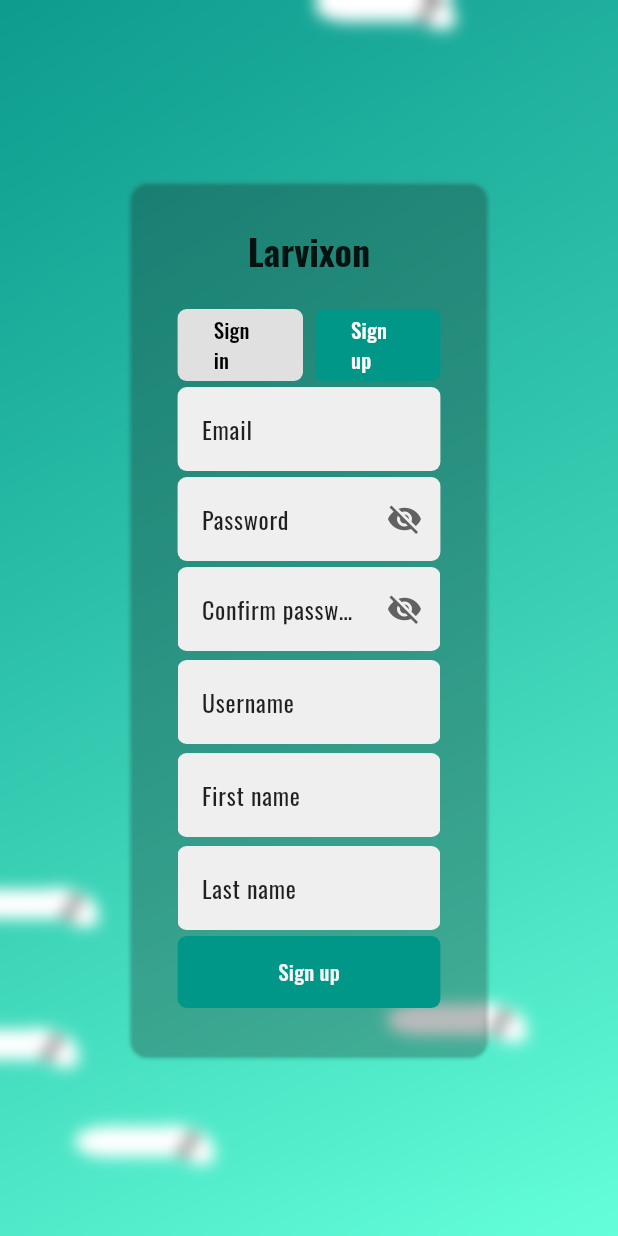
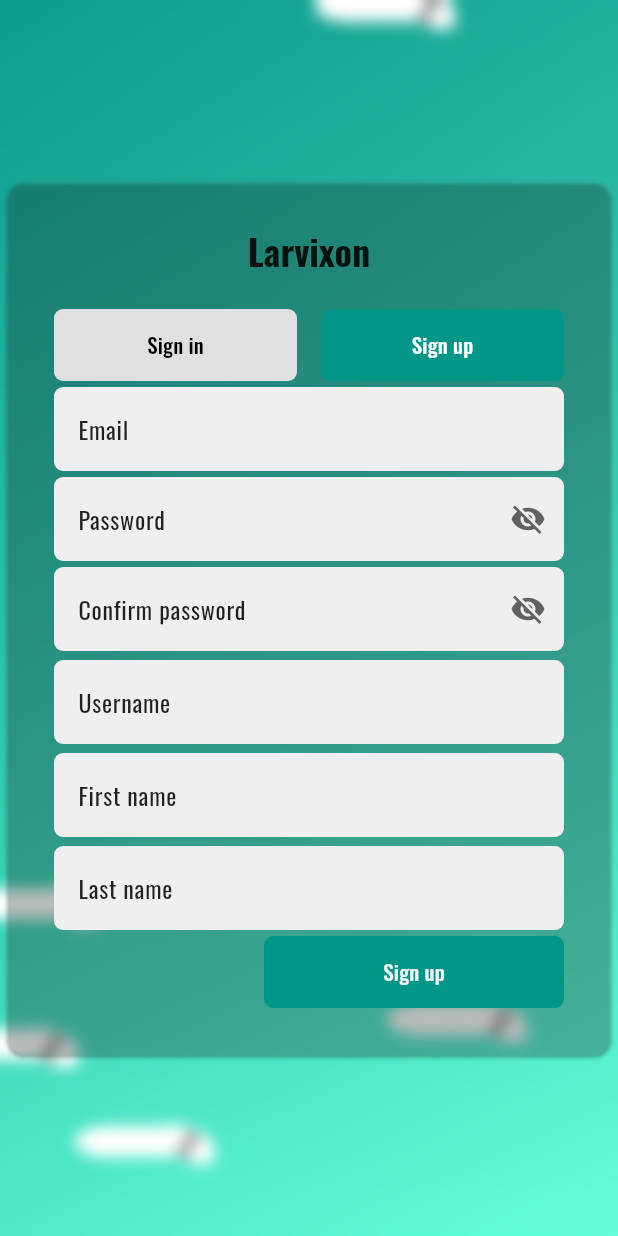
Before and after one commit to LarvixON-ZPI/larvixon-frontend, a Flutter app: the screen it shows after launch, after a tap on "Sign in", on a phone screen of 412 x 824 dp. Run offline on Flutter 3.47's test engine with Material 3 defaults, Android fonts, the phone set to English and light mode, and no system bars; our stand-ins replace bloc, dio, equatable, file_picker, flutter_bloc, flutter_secure_storage and 4 more.

Commit message:
refactor: Simplify state handling and layout adjustments in various components

```diff
--- a/lib/src/authentication/presentation/auth_form.dart
+++ b/lib/src/authentication/presentation/auth_form.dart
@@ -56,7 +56,6 @@ class _AuthFormState extends State<AuthForm>
       duration: const Duration(milliseconds: 800),
     );
 
-    // Scale pulse
     _scaleAnimation = Tween<double>(begin: 1.0, end: 1.2).animate(
       CurvedAnimation(parent: _logoController, curve: Curves.easeInOut),
     );
@@ -77,10 +76,10 @@ class _AuthFormState extends State<AuthForm>
             BlocListener<AuthBloc, AuthState>(
               listener: (context, state) {
                 if (state.status == AuthStatus.loading) {
-                  _logoController.repeat(reverse: true); // start animation
+                  _logoController.repeat(reverse: true);
                 } else {
-                  _logoController.stop(); // stop animation
-                  _logoController.value = 0.0; // reset scale/color
+                  _logoController.stop();
+                  _logoController.value = 0.0;
                 }
               },
               child: AnimatedBuilder(
@@ -101,6 +100,8 @@ class _AuthFormState extends State<AuthForm>
             ),
             const SizedBox(height: 16),
             Row(
+              mainAxisAlignment: MainAxisAlignment.spaceBetween,
+              spacing: 16,
               children: [
                 Expanded(
                   child: ElevatedButton(
@@ -122,7 +123,6 @@ class _AuthFormState extends State<AuthForm>
                     ),
                   ),
                 ),
-                const SizedBox(width: 8),
                 Expanded(
                   child: ElevatedButton(
                     onPressed: () {
@@ -252,13 +252,19 @@ class _AuthFormState extends State<AuthForm>
               ),
             ),
 
-            ElevatedButton(
+            Align(
+              alignment: Alignment.centerRight,
+              child: ConstrainedBox(
+                constraints: const BoxConstraints(maxWidth: 200),
+                child: ElevatedButton(
                   key: ValueKey(_formMode),
                   onPressed: _submitForm,
                   child: Text(
                     _formMode == AuthFormMode.signIn
                         ? context.translate.signIn
                         : context.translate.signUp,
+                  ),
+                ),
               ),
             ),
           ],
--- a/lib/src/authentication/presentation/auth_page.dart
+++ b/lib/src/authentication/presentation/auth_page.dart
@@ -38,26 +38,15 @@ class _AuthPageState extends State<AuthPage>
               Positioned.fill(child: PetriDish(larvaeCount: 6)),
               BackdropFilter(
                 filter: ImageFilter.blur(sigmaX: 5, sigmaY: 5),
-                child: SingleChildScrollView(
+                child: Center(
                   child: ConstrainedBox(
-                    constraints: BoxConstraints(
-                      minHeight: constraints.maxHeight,
-                    ),
-                    child: Row(
+                    constraints: BoxConstraints(maxWidth: 600),
+                    child: CustomCard(
                       children: [
-                        Spacer(),
-                        Flexible(
-                          flex: 3,
-                          child: CustomCard(
-                            children: [
-                              AuthForm(
-                                initialMode: widget.initialMode,
-                                initialEmail: widget.initialEmail,
-                              ),
-                            ],
-                          ),
+                        AuthForm(
+                          initialMode: widget.initialMode,
+                          initialEmail: widget.initialEmail,
                         ),
-                        Spacer(),
                       ],
                     ),
                   ),
--- a/lib/src/landing/landing_page.dart
+++ b/lib/src/landing/landing_page.dart
@@ -68,7 +68,13 @@ class _LandingPageState extends State<LandingPage> {
                           horizontal: 24,
                           vertical: 48,
                         ),
-                        child: AboutSection(),
+                        child: Align(
+                          alignment: AlignmentGeometry.center,
+                          child: ConstrainedBox(
+                            constraints: BoxConstraints(maxWidth: 1000),
+                            child: AboutSection(),
+                          ),
+                        ),
                       ),
                       Padding(
                         key: _contactKey,
@@ -76,7 +82,13 @@ class _LandingPageState extends State<LandingPage> {
                           horizontal: 24,
                           vertical: 48,
                         ),
-                        child: ContactSection(),
+                        child: Align(
+                          alignment: Alignment.center,
+                          child: ConstrainedBox(
+                            constraints: BoxConstraints(maxWidth: 1000),
+                            child: ContactSection(),
+                          ),
+                        ),
                       ),
                       const Footer(),
                     ],
--- a/lib/src/landing/presentation/about_section.dart
+++ b/lib/src/landing/presentation/about_section.dart
@@ -1,5 +1,6 @@
 import 'package:flutter/material.dart';
 import 'package:larvixon_frontend/core/constants/breakpoints.dart';
+import 'package:larvixon_frontend/src/common/extensions/on_hover_extension.dart';
 import 'package:larvixon_frontend/src/common/widgets/custom_card.dart';
 
 import '../../common/extensions/translate_extension.dart';
@@ -64,10 +65,10 @@ class AboutSection extends StatelessWidget {
             icon: Icons.group,
             title: 'Our Team',
             children: [
-              _TeamMemberAvatar(name: "Mikołaj Kubś"),
-              _TeamMemberAvatar(name: "Martyna Łopianiak"),
-              _TeamMemberAvatar(name: "Krzysztof Kulka"),
-              _TeamMemberAvatar(name: "Patryk Łuszczek"),
+              _TeamMemberAvatar(name: "Mikołaj Kubś").withOnHoverEffect,
+              _TeamMemberAvatar(name: "Martyna Łopianiak").withOnHoverEffect,
+              _TeamMemberAvatar(name: "Krzysztof Kulka").withOnHoverEffect,
+              _TeamMemberAvatar(name: "Patryk Łuszczek").withOnHoverEffect,
             ],
           ),
         ),
```
Also changed, not shown: lib/src/analysis/presentation/detailsCard/larva_video_card.dart (+6 -11 lines). Lines whose indentation alone changed are shown as unchanged.
